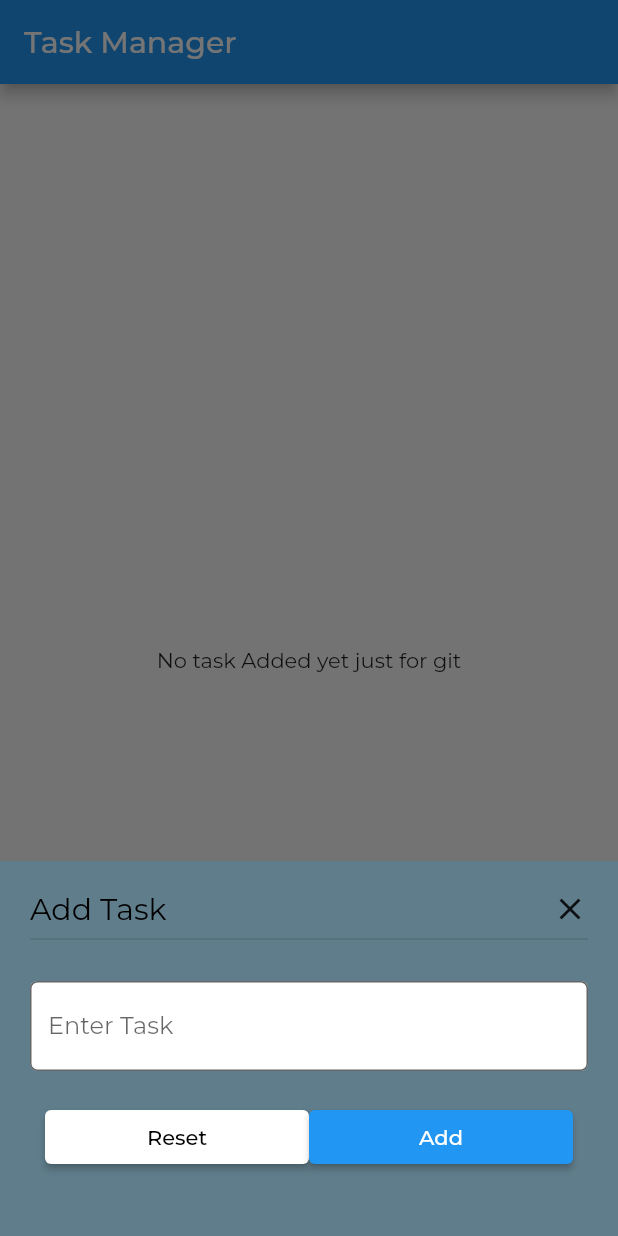
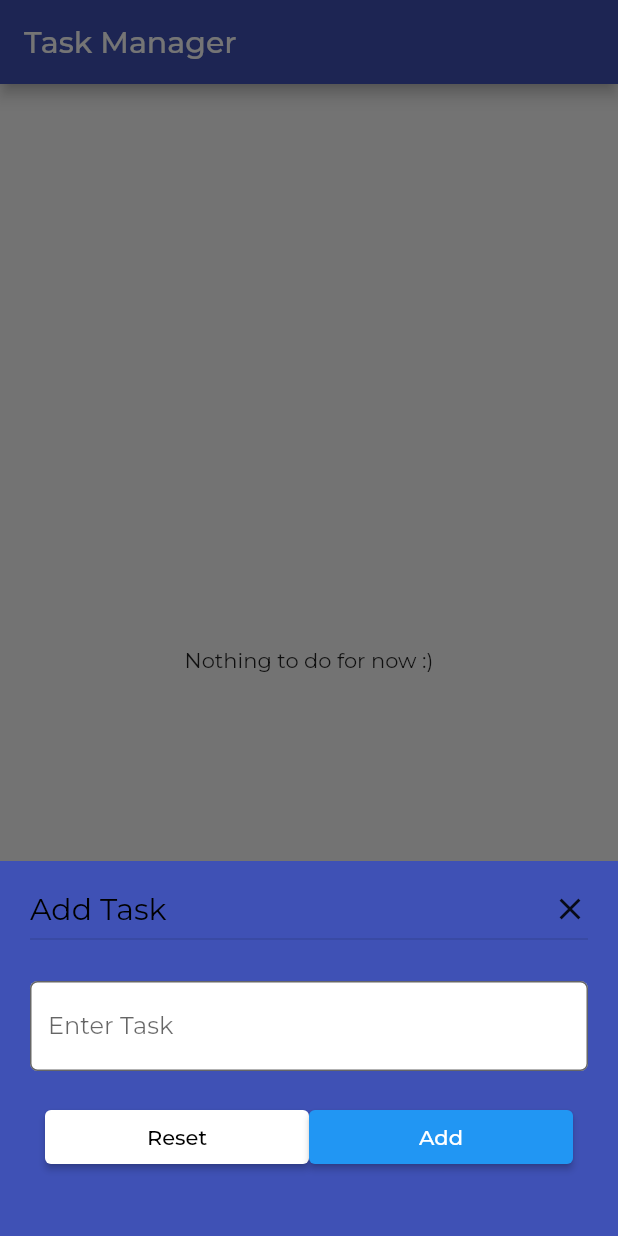
Before and after one commit to RY3IEZN/daily_task_flutter, a Flutter app: the screen it shows after launch, after a tap on the "add" icon, on a phone screen of 412 x 824 dp. Run offline on Flutter 3.47's test engine with Material 2 defaults, Android fonts, the phone set to English and light mode, and no system bars; our stand-ins replace google_fonts; missing offline and left inert: dart:ffi.

Commit message:
lets try and finsh up and post as working

```diff
--- a/lib/screens/home_screen.dart
+++ b/lib/screens/home_screen.dart
@@ -1,4 +1,6 @@
 // ignore_for_file: prefer_const_constructors, avoid_print
+
+import 'dart:ffi';
 
 import 'package:flutter/material.dart';
 import 'package:google_fonts/google_fonts.dart';
@@ -13,17 +15,34 @@ class HomeScreen extends StatefulWidget {
 }
 
 class _HomeScreenState extends State<HomeScreen> {
+  var _taskController;
+
   @override
-  Widget build(BuildContext context) {
+  void initState() {
+    // TODO: implement initState
+    super.initState();
+    _taskController = TextEditingController();
+  }
+
+  @override
+  void dispose() {
+    _taskController.dispose();
+    super.dispose();
+  }
+
+  @override
+  build(BuildContext context) {
     return Scaffold(
       appBar: AppBar(
+        backgroundColor: Colors.indigo,
         title: Text(
           "Task Manager",
           style: GoogleFonts.montserrat(),
         ),
       ),
       body: Center(
-        child: Text("No task Added yet just for git", style: GoogleFonts.montserrat()),
+        child:
+            Text("Nothing to do for now :)", style: GoogleFonts.montserrat()),
       ),
       floatingActionButton: FloatingActionButton(
           onPressed: () {
@@ -32,7 +51,7 @@ class _HomeScreenState extends State<HomeScreen> {
                 builder: (BuildContext context) => Container(
                       padding: EdgeInsets.all(20),
                       height: 250,
-                    color: Colors.blueGrey,
+                      color: Colors.indigo,
                       child: Column(
                         children: [
                           Row(
@@ -51,6 +70,7 @@ class _HomeScreenState extends State<HomeScreen> {
                           Divider(thickness: 1),
                           SizedBox(height: 20),
                           TextField(
+                            controller: _taskController,
                             decoration: InputDecoration(
                                 border: OutlineInputBorder(
                                     borderRadius: BorderRadius.circular(5),
@@ -69,22 +89,22 @@ class _HomeScreenState extends State<HomeScreen> {
                             child: Row(
                               children: [
                                 Container(
-                                width:
-                                    MediaQuery.of(context).size.width / 2 - 30,
+                                  width: MediaQuery.of(context).size.width / 2 -
+                                      30,
                                   child: ElevatedButton(
                                       style: ElevatedButton.styleFrom(
                                           primary: Colors.white,
                                           onPrimary: Colors.black),
                                       onPressed: (() =>
-                                        print("reset button pressed")),
+                                          _taskController.text = ""),
                                       child: Text(
                                         "Reset",
                                         style: GoogleFonts.montserrat(),
                                       )),
                                 ),
                                 Container(
-                                width:
-                                    MediaQuery.of(context).size.width / 2 - 30,
+                                  width: MediaQuery.of(context).size.width / 2 -
+                                      30,
                                   child: ElevatedButton(
                                       onPressed: (() =>
                                           print("Add button pressed")),
@@ -103,10 +123,10 @@ class _HomeScreenState extends State<HomeScreen> {
           },
           child: Icon(
             Icons.add,
-          color: Colors.black,
+            color: Colors.amber,
+            size: 35,
           ),
-        backgroundColor: Colors.purpleAccent,
-      ),
+          backgroundColor: Colors.indigo),
     );
   }
 }
--- a/pubspec.yaml
+++ b/pubspec.yaml
@@ -36,6 +36,7 @@ dependencies:
   # Use with the CupertinoIcons class for iOS style icons.
   cupertino_icons: ^1.0.2
   google_fonts: ^2.3.3
+  shared_preferences: ^2.0.15
 
 dev_dependencies:
   flutter_test:
```
Also changed, not shown: pubspec.lock. Lines whose indentation alone changed are shown as unchanged.
